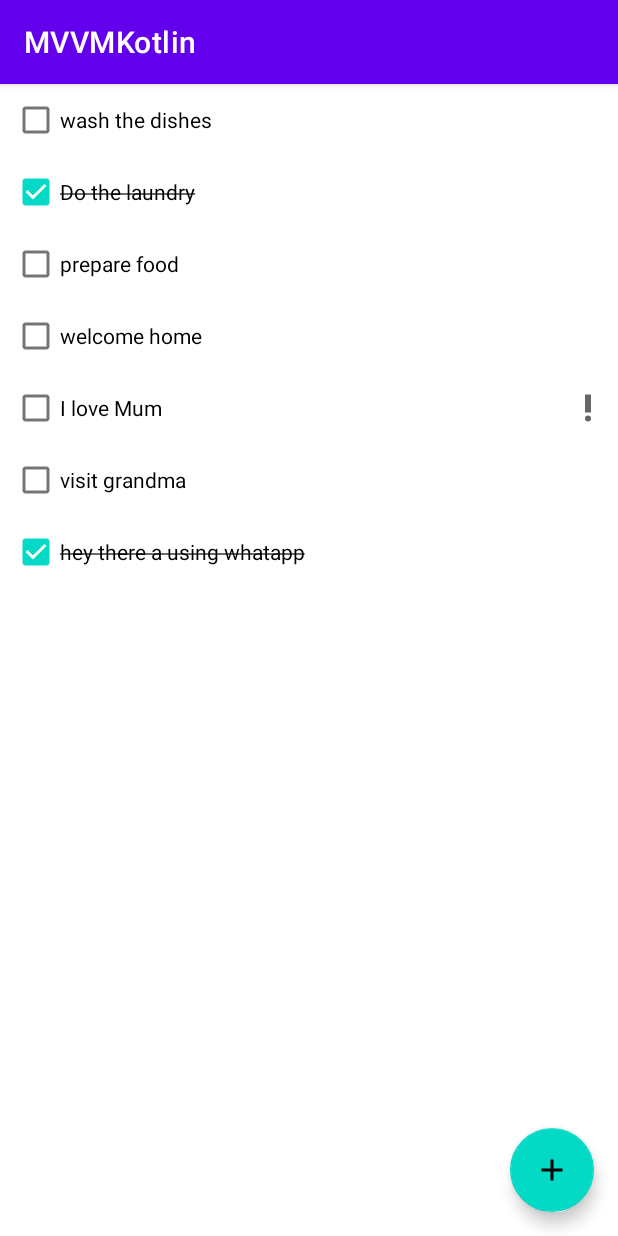
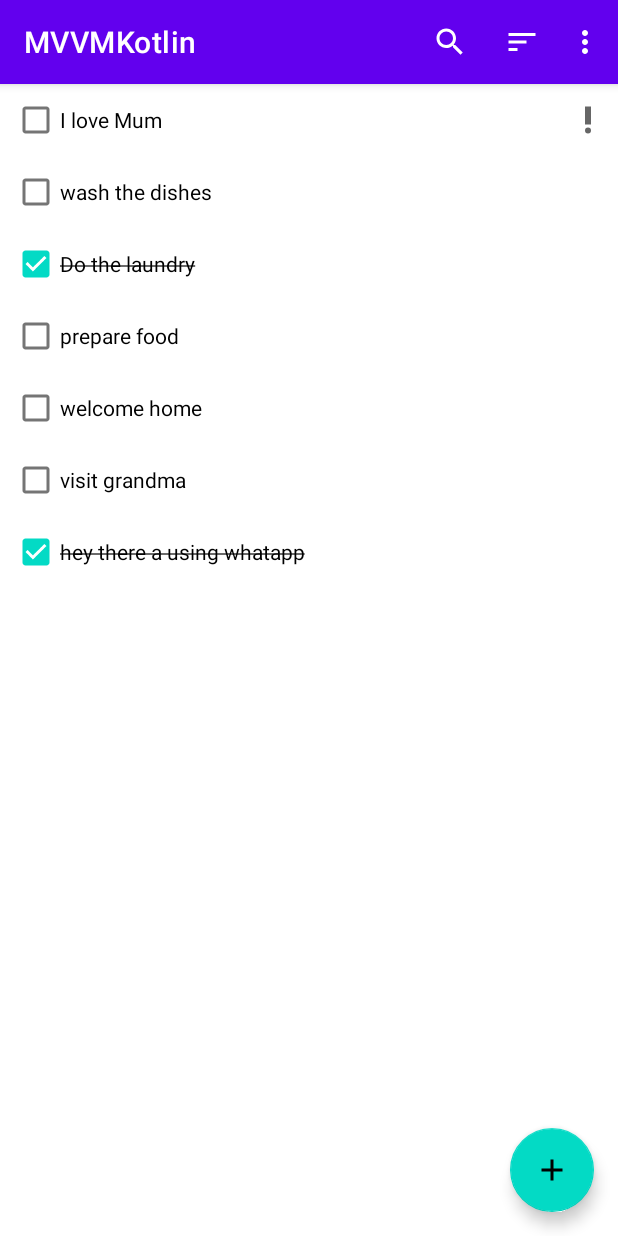
Before and after one commit to marsdenmadoka/KtMVVM, an Android app: the screen it shows after launch (MainActivity), on a phone screen of 412 x 824 dp. Run offline under Robolectric (Android 15) with nearby library versions, the phone set to English and light mode, and no system bars; our stand-ins replace Dagger/Hilt's generated code, Room's generated code; libraries missing offline, so code that uses them is left out: androidx.hilt.lifecycle.

Commit message:
added the search functionality

```diff
--- a/app/src/main/java/com/madokasoftwares/mvvmkotlin/data/TaskDao.kt
+++ b/app/src/main/java/com/madokasoftwares/mvvmkotlin/data/TaskDao.kt
@@ -1,13 +1,14 @@
 package com.madokasoftwares.mvvmkotlin.data
+
 
 import androidx.room.*
 import kotlinx.coroutines.flow.Flow
 
-@Dao  //data acess object
+@Dao  //data access object
 interface TaskDao {
 
-    @Query("SELECT * FROM task_table") //return all tasks from task-table note this is not the name of our db
-    fun getTasks(): Flow<List<Task>>//flow represents stream of data same as LiveData -when we call this fun we will get a stream of tasks//when changes are made in our db
+    @Query("SELECT * FROM task_table WHERE name LIKE '%' || :searchQuery || '%'  ORDER BY important DESC ") //return all tasks from task-table we are also using the searchquery to search/filter for our data by name using searchview //'%'-means the query string can be anywhere //we alos order it by important in desc mean the important task will be at the top
+    fun getTasks(searchQuery: String): Flow<List<Task>>//flow represents stream of data same as LiveData -when we call this fun we will get a stream of tasks//when changes are made in our db
 
     @Insert(onConflict = OnConflictStrategy.REPLACE)
     suspend fun insert(task: Task) //suspend because we want our fun to be execute in background using courintine flow
--- a/app/src/main/java/com/madokasoftwares/mvvmkotlin/ui/tasks/TasksFragment.kt
+++ b/app/src/main/java/com/madokasoftwares/mvvmkotlin/ui/tasks/TasksFragment.kt
@@ -1,13 +1,18 @@
 package com.madokasoftwares.mvvmkotlin.ui.tasks
 
 import android.os.Bundle
+import android.view.Menu
+import android.view.MenuInflater
+import android.view.MenuItem
 import android.view.View
+import androidx.appcompat.widget.SearchView
 import androidx.fragment.app.Fragment
 import androidx.fragment.app.viewModels
 import androidx.recyclerview.widget.LinearLayoutManager
 import androidx.recyclerview.widget.RecyclerView
 import com.madokasoftwares.mvvmkotlin.R
 import com.madokasoftwares.mvvmkotlin.databinding.FragmentTasksBinding
+import com.madokasoftwares.mvvmkotlin.util.onQueryTextChanged
 import dagger.hilt.android.AndroidEntryPoint
 
 //inject our viewmodel to our fragment
@@ -33,9 +38,49 @@ class TasksFragment : Fragment(R.layout.fragment_tasks) {
         }
 
         //fragment observing our data from viewmodel
-        viewModel.tasks.observe(viewLifecycleOwner){
-         taskAdapter.submitList(it)
+        viewModel.tasks.observe(viewLifecycleOwner) {
+            taskAdapter.submitList(it)
         }
+        setHasOptionsMenu(true)//activating our options menu
+    }
+
+    //our search view
+    override fun onCreateOptionsMenu(menu: Menu, inflater: MenuInflater) {
+        inflater.inflate(R.menu.menu_fragment_tasks, menu)
+
+        val searchItem = menu.findItem(R.id.action_search)
+        val searchView = searchItem.actionView as SearchView
+
+
+        //this onQueryTextChanged is from our extension function in util/ViewExt package
+        searchView.onQueryTextChanged {
+            //update search query
+            viewModel.searchQuery.value=it
+        }
+
+    }
+
+    //when other menu items are selecte
+    override fun onOptionsItemSelected(item: MenuItem): Boolean {
+        return when (item.itemId) {
+            R.id.action_sort_by_name -> {
+
+                true
+            }
+            R.id.action_sort_by_date_created -> {
+
+                true
+            }
+            R.id.action_hide_complete_tasks -> {
+                item.isChecked = !item.isChecked
+                true
+            }
+            R.id.action_delete_all_completed_tasks -> {
+                true
+            }
+            else -> super.onOptionsItemSelected(item)
+        }
+
     }
 
 }
--- a/app/src/main/java/com/madokasoftwares/mvvmkotlin/ui/tasks/TasksViewModel.kt
+++ b/app/src/main/java/com/madokasoftwares/mvvmkotlin/ui/tasks/TasksViewModel.kt
@@ -4,14 +4,23 @@ import androidx.hilt.lifecycle.ViewModelInject
 import androidx.lifecycle.ViewModel
 import androidx.lifecycle.asLiveData
 import com.madokasoftwares.mvvmkotlin.data.TaskDao
+import kotlinx.coroutines.flow.MutableStateFlow
+import kotlinx.coroutines.flow.flatMapLatest
 
 
 class TasksViewModel @ViewModelInject constructor(//injecting our DAO in the viewModel
-    private val taskDao: TaskDao
+    private val taskDao: TaskDao //
 ) : ViewModel() {
+
+    val searchQuery = MutableStateFlow("")//for searching
+    private val tasksFlow = searchQuery.flatMapLatest { //whenever the value in the search text changes
+        taskDao.getTasks(it)//use he value and run the sql lite and assign the value to the taskflow
+    }
 
 
     //preventing our data in fragment from being lost when we change the state of application eg rotate or pause
-    val tasks=taskDao.getTasks().asLiveData() //return flow of lists of tasks from our TaskDao
+    val tasks = tasksFlow.asLiveData() //return flow of lists of tasks from our TaskDao
+
+    // val tasks = taskDao.getTasks().asLiveData()//use this if not searhing
 
 }
--- /dev/null
+++ b/app/src/main/java/com/madokasoftwares/mvvmkotlin/util/ViewExt.kt
@@ -0,0 +1,19 @@
+package com.madokasoftwares.mvvmkotlin.util
+
+import androidx.appcompat.widget.SearchView
+
+//extension function for our searchview  so later in our fragment we can call it directly
+inline fun SearchView.onQueryTextChanged(crossinline listener:(String) -> Unit){
+    this.setOnQueryTextListener(object :SearchView.OnQueryTextListener{
+
+        override fun onQueryTextSubmit(query: String?): Boolean {
+            return true
+        }
+
+        override fun onQueryTextChange(newText: String?): Boolean {
+            listener(newText.orEmpty()) //pasting te text we type in the searchviewer to our listerner
+            return true
+        }
+    })
+}
+//inline-make our code more efficient it has no important for functionality
--- /dev/null
+++ b/app/src/main/res/menu/menu_fragment_tasks.xml
@@ -0,0 +1,39 @@
+<?xml version="1.0" encoding="utf-8"?>
+<menu xmlns:android="http://schemas.android.com/apk/res/android"
+    xmlns:app="http://schemas.android.com/apk/res-auto">
+    <item
+        android:id="@+id/action_search"
+        android:icon="@drawable/ic_search"
+        android:title="Search"
+        app:actionViewClass="androidx.appcompat.widget.SearchView"
+        app:showAsAction="always|collapseActionView" />
+
+
+    <item
+        android:icon="@drawable/ic_sort"
+        android:title="Sort"
+        app:showAsAction="always">
+
+        <menu>
+            <item
+                android:id="@+id/action_sort_by_name"
+                android:title="Sort by name" />
+            <item
+                android:id="@+id/action_sort_by_date_created"
+                android:title="Sort by date created" />
+
+        </menu>
+    </item>
+
+
+    <item
+        android:id="@+id/action_hide_complete_tasks"
+        android:checkable="true"
+        android:title="Hide completed"
+        app:showAsAction="never" />
+    <item
+        android:id="@+id/action_delete_all_completed_tasks"
+        android:title="Delete all Completed"
+        app:showAsAction="never" />
+
+</menu>
```
